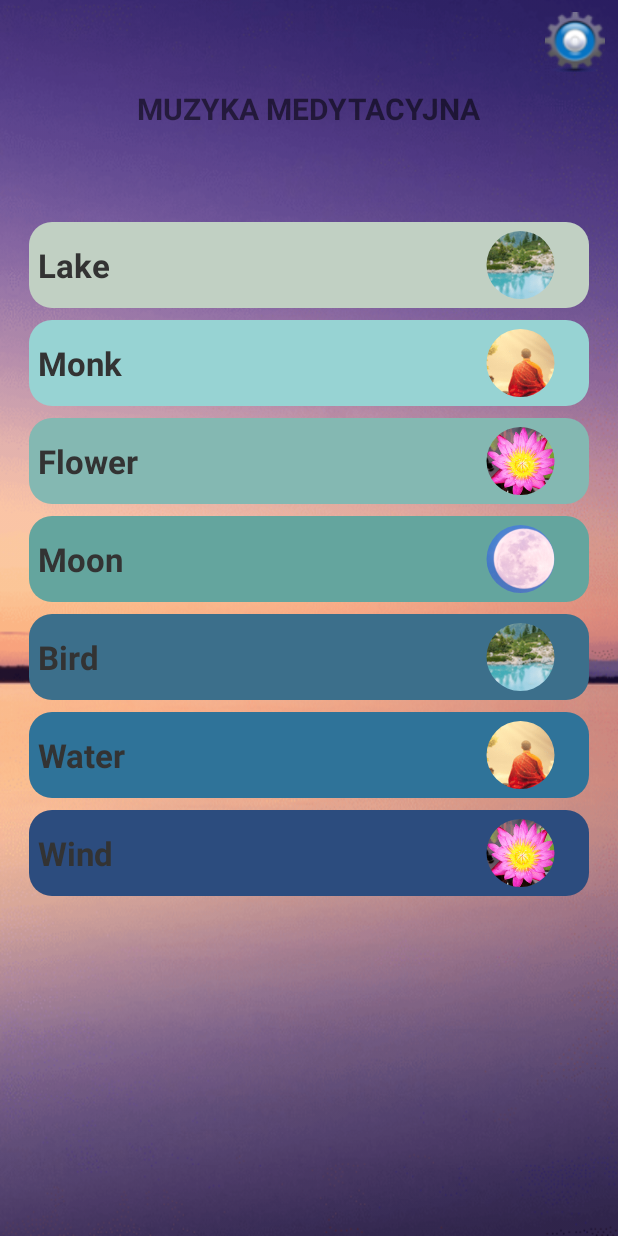
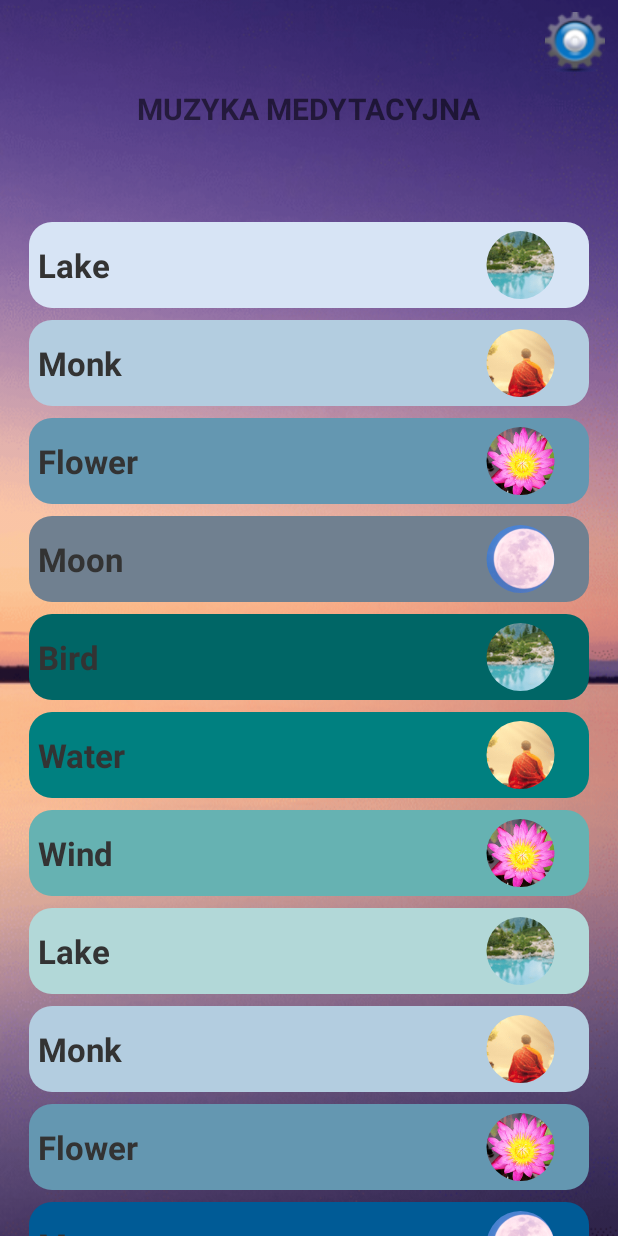
Before and after one commit to pawchi/MeditationMusic, an Android app: the screen it shows after launch (MainActivity), on a phone screen of 412 x 824 dp. Run offline under Robolectric (Android 15) with nearby library versions, the phone set to English and light mode, and no system bars; plain views replace RoundedImageView.

```diff
--- a/app/build.gradle
+++ b/app/build.gradle
@@ -18,7 +18,7 @@ android {
     }
 }
 
-repositories { mavenCentral()}//Added for rounded corners options for ImageView
+repositories { mavenCentral() }//Added for rounded corners options for ImageView
 
 dependencies {
     implementation fileTree(dir: 'libs', include: ['*.jar'])
@@ -28,5 +28,6 @@ dependencies {
     androidTestImplementation 'com.android.support.test:runner:1.0.2'
     androidTestImplementation 'com.android.support.test.espresso:espresso-core:3.0.2'
     implementation 'org.jetbrains:annotations-java5:15.0'
-    implementation 'com.makeramen:roundedimageview:2.3.0' //Added for rounded corners options for ImageView
+    implementation 'com.makeramen:roundedimageview:2.3.0'
+    //Added for rounded corners options for ImageView
 }
--- a/app/src/main/AndroidManifest.xml
+++ b/app/src/main/AndroidManifest.xml
@@ -27,7 +27,7 @@
         <activity
             android:name=".PopSetupWindow"
             android:theme="@style/AppTheme.CustomTheme" />
-
+        <activity android:name=".ActivityMainSetup"></activity>
     </application>
 
 </manifest>
--- a/app/src/main/java/org/chilon/meditationmusic/CustomListView.java
+++ b/app/src/main/java/org/chilon/meditationmusic/CustomListView.java
@@ -18,15 +18,15 @@ import org.jetbrains.annotations.Nullable;
 public class CustomListView extends ArrayAdapter<String> {
 
     private String[] musicType;
-    //private String[] musicDescription;
+    private String[] itemColor;
     private Integer[] image;
     private Activity context;
 
 
-    public CustomListView(Activity context,String[] musicType, Integer[] image) {
+    public CustomListView(Activity context,String[] musicType, Integer[] image,String[] itemColor) {
         super(context,R.layout.listview_layout,musicType);
         this.musicType = musicType;
-        //this.musicDescription = musicDescription;
+        this.itemColor = itemColor;
         this.image = image;
         this.context = context;
     }
@@ -53,29 +53,7 @@ public class CustomListView extends ArrayAdapter<String> {
         viewHolder.tx1.setText(musicType[position]);
 
         //Set different colors for each ListView position
-        if(position==0){
-            viewHolder.gd.setColor(Color.parseColor("#c1d0c3"));
-        }
-        if(position==1){
-            viewHolder.gd.setColor(Color.parseColor("#97d3d3"));
-        }
-        if(position==2){
-            viewHolder.gd.setColor(Color.parseColor("#84b8b2"));
-        }
-        if(position==3){
-            viewHolder.gd.setColor(Color.parseColor("#64a59e"));
-        }
-        if(position==4){
-            viewHolder.gd.setColor(Color.parseColor("#3c6f8b"));
-        }
-        if(position==5){
-            viewHolder.gd.setColor(Color.parseColor("#2f7399"));
-        }
-        if(position==6){
-            viewHolder.gd.setColor(Color.parseColor("#2c4c7e"));
-        }
-
-
+        viewHolder.gd.setColor(Color.parseColor(itemColor[position]));
 
         return r;
     }
--- a/app/src/main/java/org/chilon/meditationmusic/MainActivity.java
+++ b/app/src/main/java/org/chilon/meditationmusic/MainActivity.java
@@ -12,9 +12,12 @@ import android.widget.ListView;
 
 public class MainActivity extends Activity {
     ListView lst;
-    String[] musicType = {"Lake","Monk","Flower","Moon","Bird","Water","Wind"};
+    String[] musicType = {"Lake","Monk","Flower","Moon","Bird","Water","Wind","Lake","Monk","Flower","Moon","Bird","Water","Wind"};
     Integer[] image = {R.drawable.lake_small_squere,R.drawable.monk_smal_squerel,R.drawable.flower_small_squere,R.drawable.moon_small,
+                        R.drawable.lake_small_squere,R.drawable.monk_smal_squerel,R.drawable.flower_small_squere,R.drawable.lake_small_squere,
+                        R.drawable.monk_smal_squerel,R.drawable.flower_small_squere,R.drawable.moon_small,
                         R.drawable.lake_small_squere,R.drawable.monk_smal_squerel,R.drawable.flower_small_squere};
+    String [] itemColor = {"#d7e4f5","#b3cde0","#6497b1","#708090","#006666","#008080","#66b2b2","#b2d8d8","#b3cde0","#6497b1","#005b96","#03396c","#011f4b","#b3cde0"};
     String musicTypeItem;
     public static final String MAIN_RESPONSE = "main_response";
 
@@ -24,7 +27,7 @@ public class MainActivity extends Activity {
         setContentView(R.layout.activity_main);
 
         lst = (ListView) findViewById(R.id.listview);
-        CustomListView customListView=new CustomListView(this,musicType,image);
+        CustomListView customListView=new CustomListView(this,musicType,image,itemColor);
         lst.setAdapter(customListView);
 
         lst.setOnItemClickListener(new AdapterView.OnItemClickListener() {
@@ -43,7 +46,8 @@ public class MainActivity extends Activity {
         settings.setOnClickListener(new View.OnClickListener() {
             @Override
             public void onClick(View v) {
-                //startActivity(new Intent(MainActivity.this,Popup_test.class));
+                Intent intent = new Intent(getApplicationContext(),ActivityMainSetup.class);
+                startActivity(intent);
             }
         });
     }
--- a/app/src/main/java/org/chilon/meditationmusic/PlayMusicOne.java
+++ b/app/src/main/java/org/chilon/meditationmusic/PlayMusicOne.java
@@ -30,6 +30,7 @@ public class PlayMusicOne extends Activity  {
     int musicFileMain;
     String mainTitleText;
     Resources resources;
+
 
 
     @Override
--- a/app/src/main/res/values/strings.xml
+++ b/app/src/main/res/values/strings.xml
@@ -38,6 +38,9 @@
     <string name="eighty_min">80 minut</string>
     <string name="ninety_min">90 minut</string>
 
+    <!--Main Setup   -->
+    <string name="title_setup">USTAWIENIA</string>
+    <string name="score_us">Oceń nas</string>
 
 
 </resources>
```
Also changed, not shown: app/src/main/java/org/chilon/meditationmusic/ActivityMainSetup.java (added, +23 -0 lines), app/src/main/res/layout/activity_main_setup.xml (added, +42 -0 lines).
